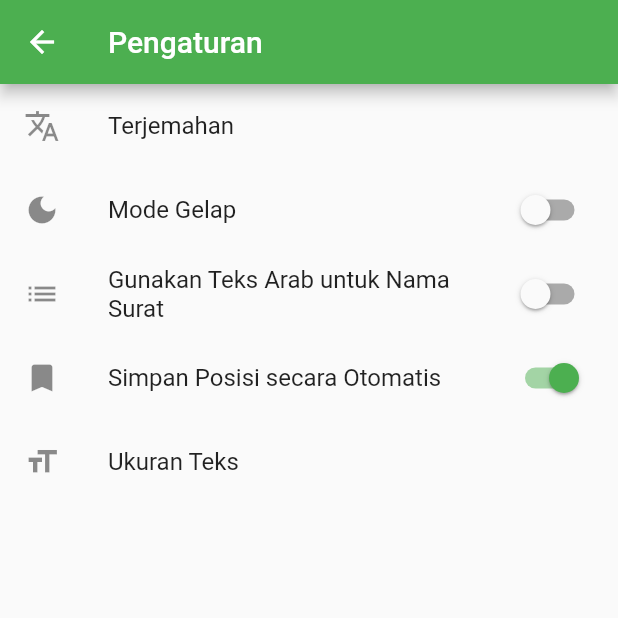
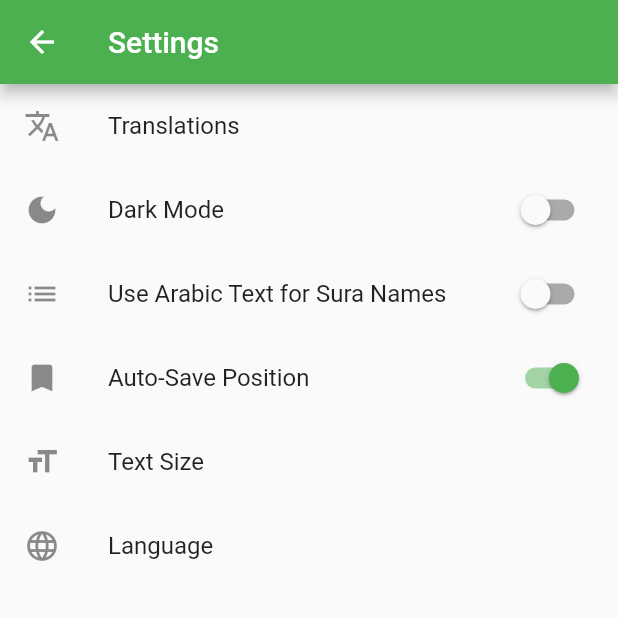
Before and after one commit to taaa1/quran, a Flutter app: the screen it shows after launch, after a tap on the "settings" icon, on a phone screen of 412 x 824 dp, the top half of it. Run offline on Flutter 3.47's test engine with Material 2 defaults, Android fonts, the phone set to English and light mode, and no system bars; our stand-ins replace streaming_shared_preferences, visibility_detector; missing offline and left inert: responsive_grid_list; generated files the repository leaves out were written again.

Commit message:
complete i18n

```diff
--- /dev/null
+++ b/lib/i18n.dart
@@ -0,0 +1,4 @@
+const lang = {
+  "id": "Bahasa Indonesia",
+  "en": "English"
+};
--- /dev/null
+++ b/lib/i18n/app_en.arb
@@ -0,0 +1,22 @@
+{
+  "head": "What'd you like to read today?",
+  "head2": "Read...",
+  "head3": "Last Read",
+  "settings": "Settings",
+  "about": "About",
+  "translation": "Translations",
+  "delete": "Remove",
+  "noInstalledTranslations": "No translation is installed.\nChoose a translation below to install.",
+  "installed": "Installed",
+  "available": "Available",
+  "footnote": "Footnote",
+  "about2": "Qur'an data & translations from quran.com",
+  "darkMode": "Dark Mode",
+  "arabicName": "Use Arabic Text for Sura Names",
+  "autosavePos": "Auto-Save Position",
+  "savePos": "Save position",
+  "posSaved": "Position saved.",
+  "textSize": "Text Size",
+  "ok": "OK",
+  "language": "Language"
+}
--- a/lib/i18n/app_id.arb
+++ b/lib/i18n/app_id.arb
@@ -17,5 +17,6 @@
   "savePos": "Simpan posisi",
   "posSaved": "Posisi tersimpan.",
   "textSize": "Ukuran Teks",
-  "ok": "OK"
+  "ok": "OK",
+  "language": "Bahasa"
 }
--- a/lib/main.dart
+++ b/lib/main.dart
@@ -16,6 +16,7 @@ class App extends StatefulWidget {
 
 class MyApp extends State<App> {
   bool dark = false;
+  String lang = "en";
 
   @override
   void initState() {
@@ -25,6 +26,10 @@ class MyApp extends State<App> {
       final s = value.getBool("dark", defaultValue: false);
       setState(() => dark = s.getValue());
       s.listen((value) => setState(() => dark = value));
+
+      final l = value.getString("lang", defaultValue: "en");
+      setState(() => lang = l.getValue());
+      l.listen((value) => setState(() => lang = value));
     });
   }
 
@@ -39,6 +44,7 @@ class MyApp extends State<App> {
       home: const MyHomePage(),
       localizationsDelegates: AppLocalizations.localizationsDelegates,
       supportedLocales: AppLocalizations.supportedLocales,
+      locale: Locale(lang),
     );
   }
 }
--- a/lib/settings.dart
+++ b/lib/settings.dart
@@ -1,6 +1,8 @@
 import 'dart:async';
 
 import 'package:flutter/material.dart';
+import 'i18n.dart';
+import 'package:intl/intl.dart' as intl;
 import 'arabic.dart';
 import 'package:streaming_shared_preferences/streaming_shared_preferences.dart';
 import 'package:flutter_gen/gen_l10n/app_localizations.dart';
@@ -91,7 +93,30 @@ class SettingsPage extends State<Stg> {
                   .then(
                       (value) => StreamingSharedPreferences.instance.then((v) {
                             v.setDouble("asize", value!);
-                          })))
+                          }))),
+          ListTile(
+            title: Text(AppLocalizations.of(context)!.language),
+            leading: const Icon(Icons.language),
+            onTap: () => showDialog(
+                context: context,
+                builder: (ctx) => SimpleDialog(
+                      title: Text(AppLocalizations.of(context)!.language),
+                      children: AppLocalizations.supportedLocales
+                          .map((v) => SimpleDialogOption(
+                              child: Text(lang[intl.Intl.canonicalizedLocale(
+                                      v.toLanguageTag())] ??
+                                  ""),
+                              onPressed: () {
+                                StreamingSharedPreferences.instance.then(
+                                    (val) => val.setString(
+                                        "lang",
+                                        intl.Intl.canonicalizedLocale(
+                                            v.toLanguageTag())));
+                                Navigator.pop(context);
+                              }))
+                          .toList(),
+                    )),
+          )
         ],
       )),
     );
```
